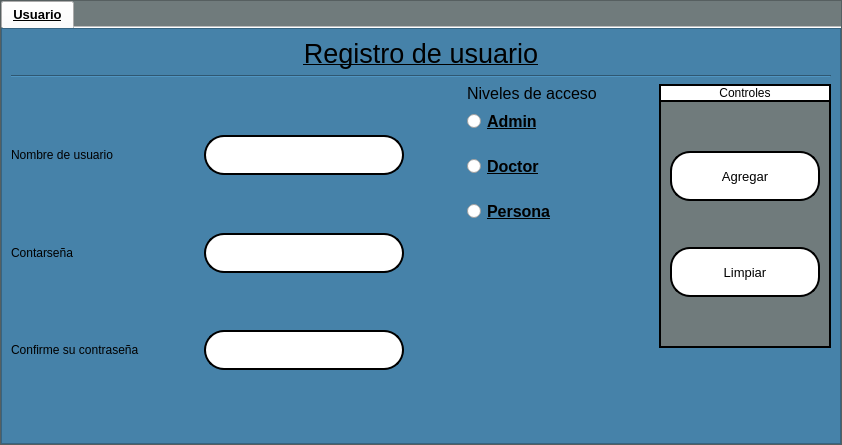
Reinaldito04/App-Consultas-y-Historias-Medicas, file interfaces/users.ui: the form before one commit.
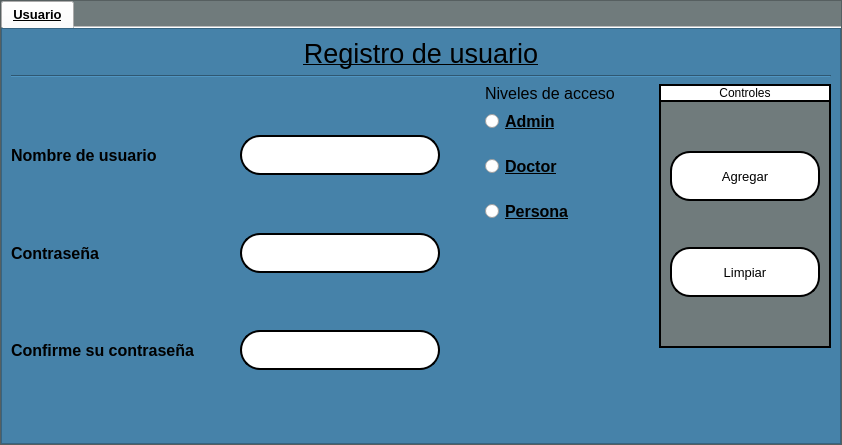
The form after the commit. Icons and pictures are not drawn.

Patch:
```diff
--- a/interfaces/users.ui
+++ b/interfaces/users.ui
@@ -192,6 +192,15 @@
                   <layout class="QHBoxLayout" name="horizontalLayout_11">
                    <item>
                     <widget class="QLabel" name="lbl_username">
+                     <property name="font">
+                      <font>
+                       <family>Microsoft Sans Serif</family>
+                       <pointsize>12</pointsize>
+                       <weight>75</weight>
+                       <italic>false</italic>
+                       <bold>true</bold>
+                      </font>
+                     </property>
                      <property name="text">
                       <string>Nombre de usuario</string>
                      </property>
@@ -245,8 +254,17 @@
                   <layout class="QHBoxLayout" name="horizontalLayout_20">
                    <item>
                     <widget class="QLabel" name="lbl_password">
+                     <property name="font">
+                      <font>
+                       <family>Microsoft Sans Serif</family>
+                       <pointsize>12</pointsize>
+                       <weight>75</weight>
+                       <italic>false</italic>
+                       <bold>true</bold>
+                      </font>
+                     </property>
                      <property name="text">
-                      <string>Contarseña</string>
+                      <string>Contraseña</string>
                      </property>
                     </widget>
                    </item>
@@ -298,6 +316,15 @@
                   <layout class="QHBoxLayout" name="horizontalLayout_23">
                    <item>
                     <widget class="QLabel" name="lbl_password_2">
+                     <property name="font">
+                      <font>
+                       <family>Microsoft Sans Serif</family>
+                       <pointsize>12</pointsize>
+                       <weight>75</weight>
+                       <italic>false</italic>
+                       <bold>true</bold>
+                      </font>
+                     </property>
                      <property name="text">
                       <string>Confirme su contraseña</string>
                      </property>
```
Left out of the diff: 1 changed line with no effect on the pictures.
